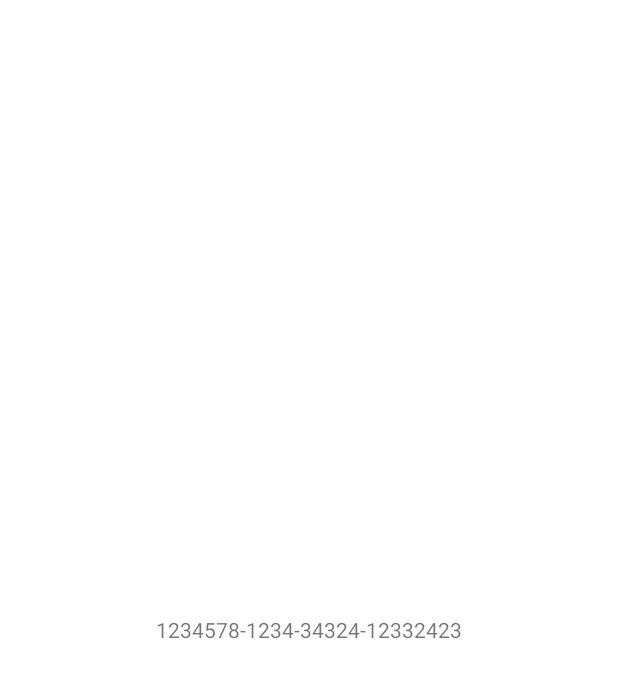
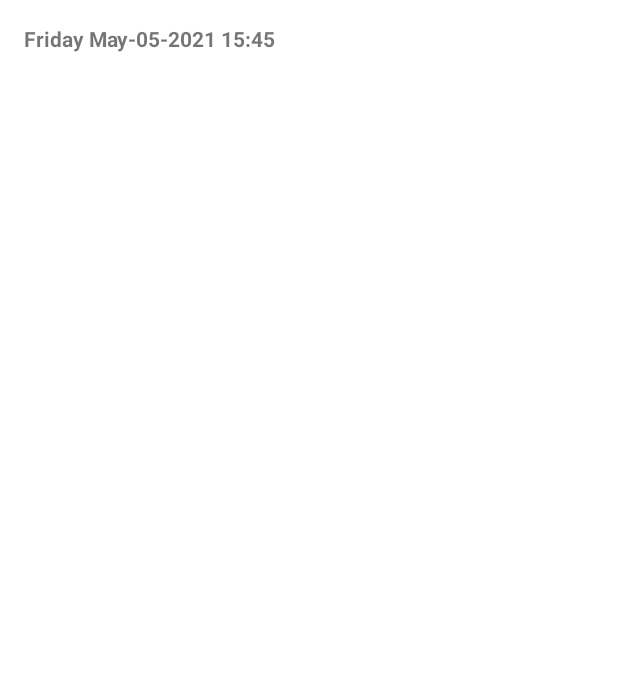
Before and after one commit to lee-hodg/Sossego, an Android app: the layout fragment_gratitude_detail.xml on its own in the app's theme, with its tools: preview values and no code run, on a phone screen of 412 x 824 dp. Shown: the top 678 px of the screen. Run offline under Robolectric (Android 15) with nearby library versions, the phone set to English and light mode, and no system bars.

Commit message:
date header for detail

```diff
--- a/app/src/main/res/layout/fragment_gratitude_detail.xml
+++ b/app/src/main/res/layout/fragment_gratitude_detail.xml
@@ -22,20 +22,17 @@
         tools:context=".ui.GratitudeDetailFragment">
 
         <TextView
-            android:id="@+id/gratitude_list_id_text"
-            android:layout_width="wrap_content"
-            android:layout_height="match_parent"
+            android:id="@+id/detail_creation_date"
+            android:layout_width="0dp"
+            android:layout_height="wrap_content"
             android:layout_marginStart="@dimen/margin"
-            android:layout_marginTop="32dp"
-            android:layout_marginEnd="16dp"
-            android:layout_marginBottom="16dp"
-            android:gravity="center_vertical"
-            app:gratitudeListIdString="@{gratitudeDetailViewModel.gratitudeList}"
-            app:layout_constraintBottom_toTopOf="parent"
+            android:layout_marginTop="16dp"
+            android:textStyle="bold"
+            app:gratitudeListCreatedDate="@{gratitudeDetailViewModel.gratitudeList}"
             app:layout_constraintEnd_toEndOf="parent"
             app:layout_constraintStart_toStartOf="parent"
             app:layout_constraintTop_toTopOf="parent"
-            tools:text="1234578-1234-34324-12332423" />
+            tools:text="Friday May-05-2021 15:45" />
 
     </androidx.constraintlayout.widget.ConstraintLayout>
 </layout>
```
